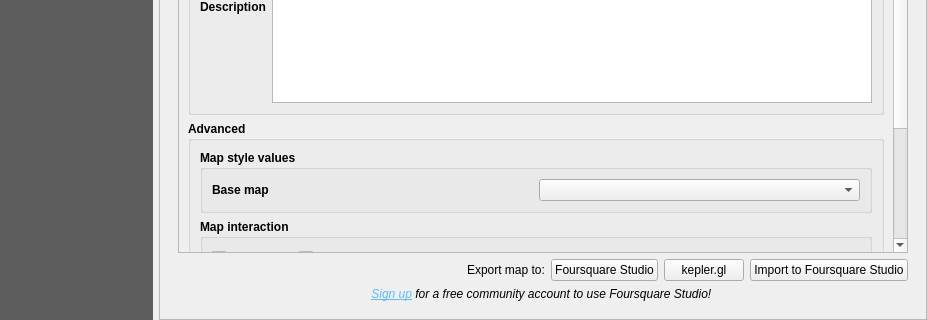
Qt form keplergl/resources/ui/keplergl_dialog.ui (foursquare/qgis-plugin) before a commit; both pictures show x 0 to 927 and y 356 to 676 of the 927 by 676 pixel window.
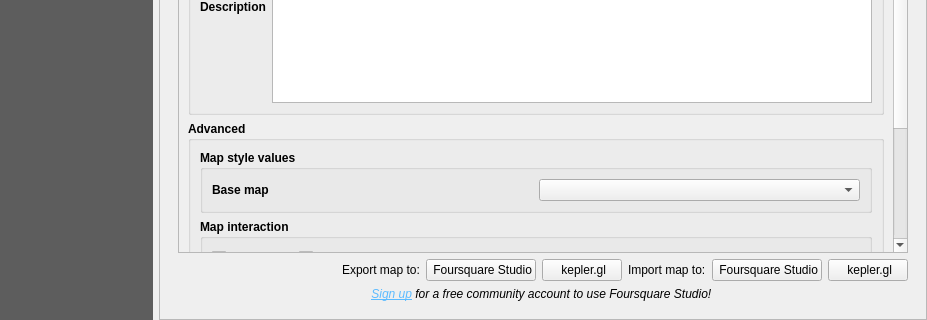
The same form after that commit. Custom widgets are drawn as their Qt base class.

Commit message: Add import in kepler

The edit to the form file:
```diff
--- a/keplergl/resources/ui/keplergl_dialog.ui
+++ b/keplergl/resources/ui/keplergl_dialog.ui
@@ -553,7 +553,7 @@
                 <item>
                   <widget class="QPushButton" name="btn_export">
                     <property name="text">
-                      <string>Foursquare Studio</string>
+                      <string> Foursquare Studio</string>
                     </property>
                     <property name="iconSize">
                       <size>
@@ -569,7 +569,7 @@
                 <item>
                   <widget class="QPushButton" name="btn_export_kepler">
                     <property name="text">
-                      <string>kepler.gl</string>
+                      <string> kepler.gl</string>
                     </property>
                     <property name="iconSize">
                       <size>
@@ -582,31 +582,42 @@
                     </property>
                   </widget>
                 </item>
+                <item>
+                  <widget class="QLabel">
+                    <property name="text">
+                      <string>Import map to:</string>
+                    </property>
+                  </widget>
+                </item>
                 <item>
                   <widget class="QPushButton" name="btn_open_studio">
-                    <property name="maximumSize">
-                      <size>
-                        <width>1000</width>
-                        <height>1000</height>
-                      </size>
-                    </property>
                     <property name="toolTip">
                       <string>Open Foursquare Studio and export to web</string>
                     </property>
                     <property name="text">
-                      <string>Import to Foursquare Studio</string>
+                      <string> Foursquare Studio</string>
                     </property>
                     <property name="iconSize">
                       <size>
-                        <width>20</width>
-                        <height>20</height>
+                        <width>16</width>
+                        <height>16</height>
                       </size>
                     </property>
-                    <property name="checkable">
-                      <bool>false</bool>
+                  </widget>
+                </item>
+                <item>
+                  <widget class="QPushButton" name="btn_open_kepler">
+                    <property name="toolTip">
+                      <string>Open kepler.gl</string>
                     </property>
-                    <property name="flat">
-                      <bool>false</bool>
+                    <property name="text">
+                      <string> kepler.gl</string>
+                    </property>
+                    <property name="iconSize">
+                      <size>
+                        <width>16</width>
+                        <height>16</height>
+                      </size>
                     </property>
                   </widget>
                 </item>
```
The commit also changes 1 other file.
